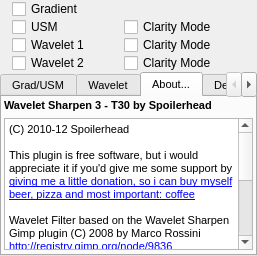
The window that WaveletSharpen/sph_wavelet_sharpen.ui (spoilerhead/asp_plugins) describes before a commit, drawn with Qt 5.
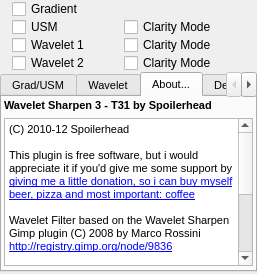
The same window after the commit. The open tabs and pages were chosen to show the change. Custom widgets are drawn as their Qt base class.

Commit message: update ui files, removed obsolete comment

```diff
--- a/WaveletSharpen/sph_wavelet_sharpen.ui
+++ b/WaveletSharpen/sph_wavelet_sharpen.ui
@@ -7,7 +7,7 @@
     <x>0</x>
     <y>0</y>
     <width>257</width>
-    <height>256</height>
+    <height>274</height>
    </rect>
   </property>
   <property name="sizePolicy">
@@ -1283,7 +1283,7 @@
           </font>
          </property>
          <property name="text">
-          <string notr="true" extracomment="version info">Wavelet Sharpen 3 - T30 by Spoilerhead</string>
+          <string notr="true" extracomment="version info">Wavelet Sharpen 3 - T31 by Spoilerhead</string>
          </property>
         </widget>
        </item>
```
The commit also changes 5 other files.
